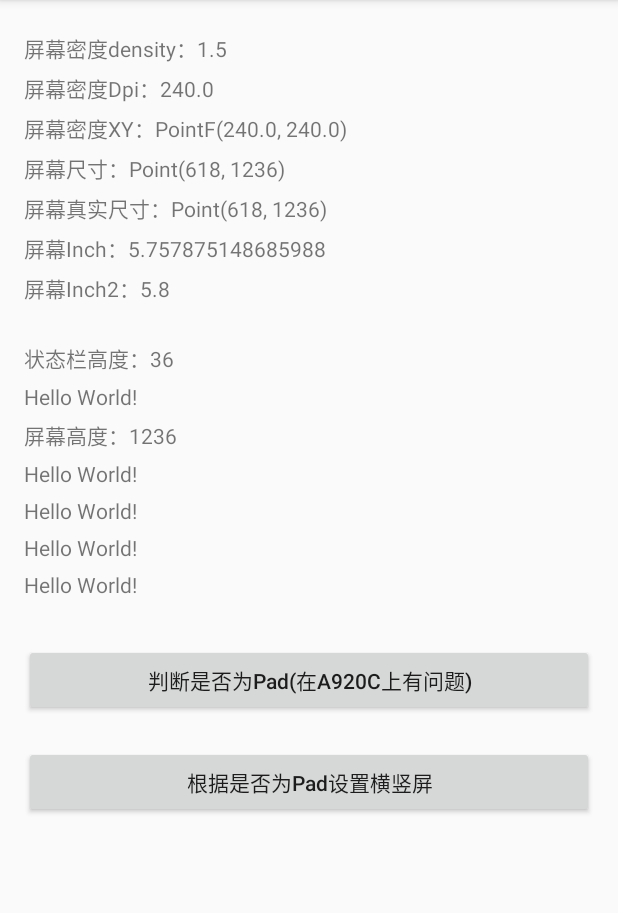
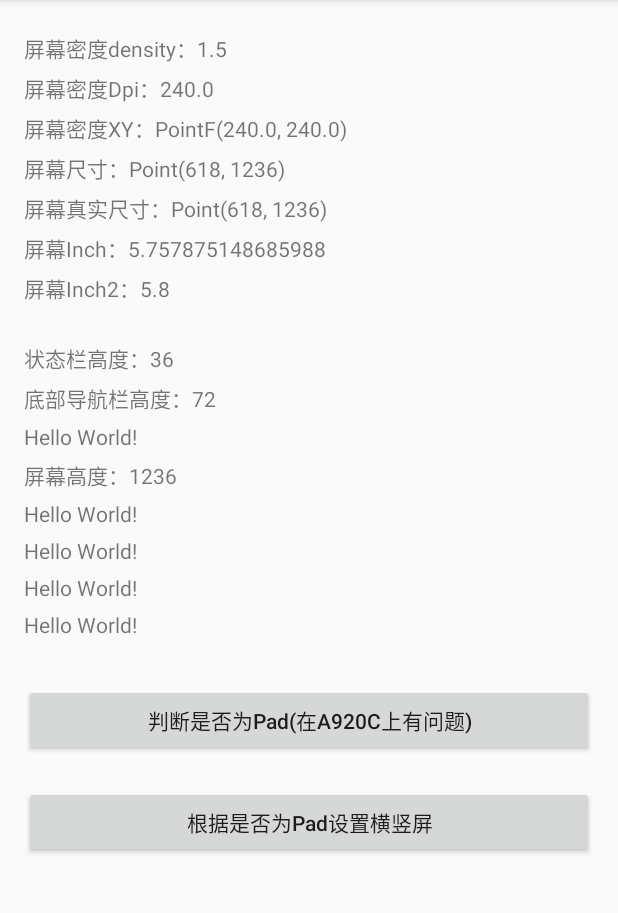
Before and after one commit to tianyalu/ScreenMetric, an Android app: the screen it shows after launch (MainActivity), on a phone screen of 412 x 824 dp, the part 84-997 px from its top. Run offline under Robolectric (Android 15) with nearby library versions, the phone set to English and light mode, and no system bars.

Commit message:
添加获取底部导航栏高度的代码

```diff
--- a/app/src/main/java/com/sty/screen/metric/MainActivity.java
+++ b/app/src/main/java/com/sty/screen/metric/MainActivity.java
@@ -24,6 +24,7 @@ public class MainActivity extends AppCompatActivity implements View.OnClickListe
     private TextView tvScreenInch2;
 
     private TextView tvStatusBar;
+    private TextView tvNavigationBar;
     private TextView tvTitleBar;
     private TextView tvScreenHeight;
     private TextView tvAppAreaHeight;
@@ -58,6 +59,7 @@ public class MainActivity extends AppCompatActivity implements View.OnClickListe
         tvScreenInch2 = (TextView) findViewById(R.id.tv_screen_inch2);
 
         tvStatusBar = (TextView) findViewById(R.id.tv_status_bar);
+        tvNavigationBar = (TextView) findViewById(R.id.tv_navigation_bar);
         tvTitleBar = (TextView) findViewById(R.id.tv_title_bar);
         tvScreenHeight = (TextView) findViewById(R.id.tv_screen_height);
         tvAppAreaHeight = (TextView) findViewById(R.id.tv_app_area_height);
@@ -77,6 +79,7 @@ public class MainActivity extends AppCompatActivity implements View.OnClickListe
         tvScreenInch2.setText("屏幕Inch2：" + ScreenMetricUtils.getScreenInch(this));
 
         tvStatusBar.setText("状态栏高度：" + ScreenMetricUtils.getStatusBarHeight(this));
+        tvNavigationBar.setText("底部导航栏高度：" + ScreenMetricUtils.getNavigationBarHeight(this));
         tvScreenHeight.setText("屏幕高度：" + ScreenMetricUtils.getScreenHeight(this));
 
     }
--- a/app/src/main/java/com/sty/screen/metric/ScreenMetricUtils.java
+++ b/app/src/main/java/com/sty/screen/metric/ScreenMetricUtils.java
@@ -187,6 +187,22 @@ public class ScreenMetricUtils {
     }
 
     /**
+     * 获取底部导航栏的高度(像素)
+     * @param cxt
+     * @return
+     */
+    public static int getNavigationBarHeight(Context cxt){
+        int navigationBarHeight = -1;
+        //获取navigation_bar_height资源的ID
+        int resourceId = cxt.getResources().getIdentifier("navigation_bar_height", "dimen", "android");
+        if(resourceId > 0){
+            //根据资源ID获取相应的尺寸
+            navigationBarHeight = cxt.getResources().getDimensionPixelSize(resourceId);
+        }
+        return navigationBarHeight;
+    }
+
+    /**
      * 获取屏幕实际高度(像素)
      * @param activity
      * @return
@@ -209,6 +225,10 @@ public class ScreenMetricUtils {
         return isLandscape;
     }
 
+    /**
+     * 根据是否为Pad 设置横竖屏
+     * @param activity
+     */
     public static void forceSetOrientation(Activity activity){
         if(isPad(activity)){ //设置为横屏
             if(activity.getResources().getConfiguration().orientation == Configuration.ORIENTATION_PORTRAIT){
--- a/app/src/main/res/layout/activity_main.xml
+++ b/app/src/main/res/layout/activity_main.xml
@@ -66,6 +66,12 @@
                 android:layout_marginTop="25dp"
                 android:text="Hello World!" />
             <TextView
+                android:id="@+id/tv_navigation_bar"
+                android:layout_width="match_parent"
+                android:layout_height="wrap_content"
+                android:layout_marginTop="5dp"
+                android:text="Hello World!" />
+            <TextView
                 android:id="@+id/tv_title_bar"
                 android:layout_width="match_parent"
                 android:layout_height="wrap_content"
```
